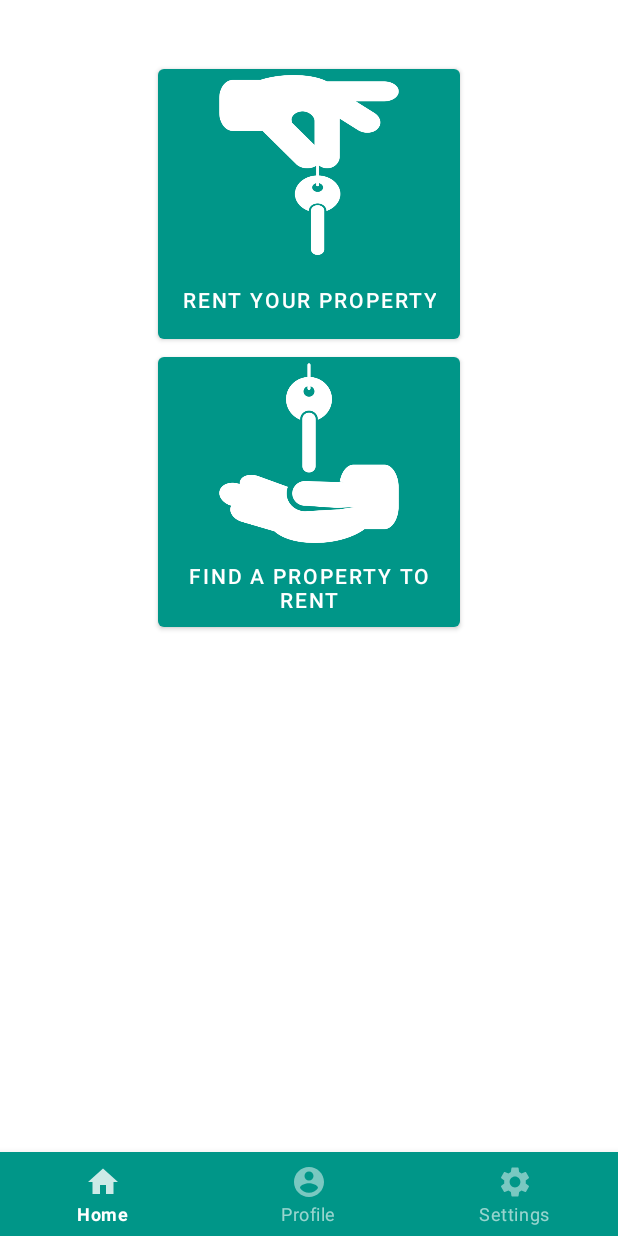
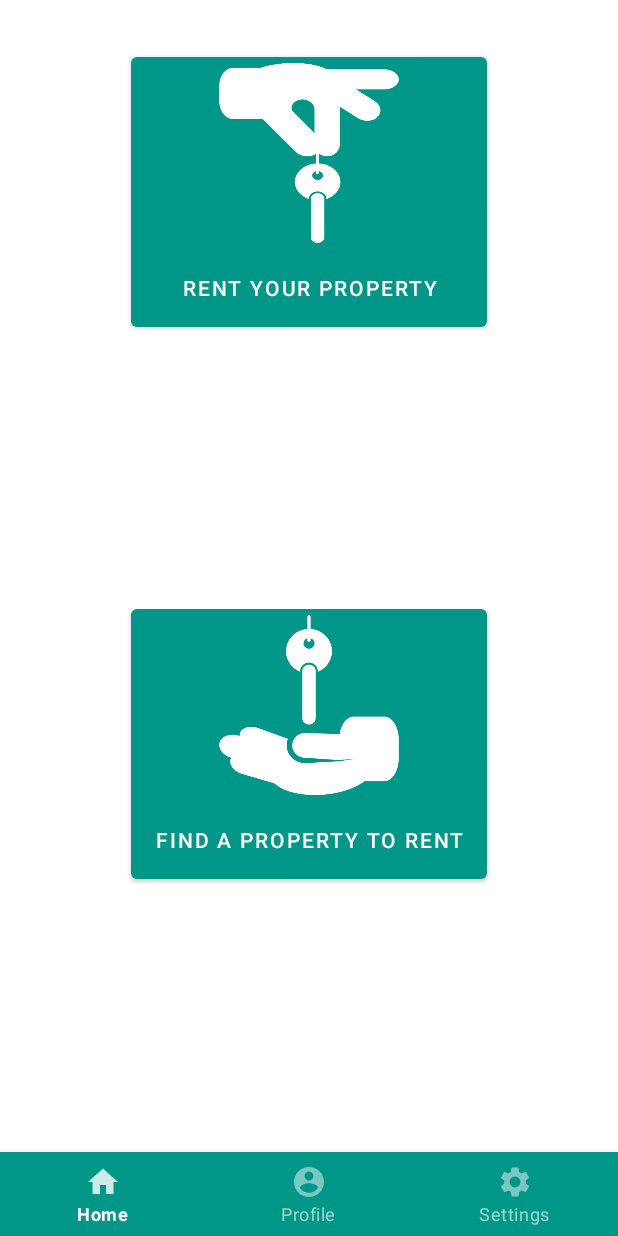
Before and after one commit to AhmedMaad/Hostel-App, an Android app: the layout activity_main.xml on its own in the app's theme, with its tools: preview values and no code run, on a phone screen of 412 x 824 dp. Run offline under Robolectric (Android 15) with nearby library versions, the phone set to English and light mode, and no system bars.

Commit message:
design modifications

```diff
--- a/app/src/main/AndroidManifest.xml
+++ b/app/src/main/AndroidManifest.xml
@@ -12,7 +12,7 @@
         <activity
             android:name=".AdsActivity"
             android:label="My Ads" />
-        <activity android:name=".SplashActivity">
+        <activity android:name=".MainActivity">
             <intent-filter>
                 <action android:name="android.intent.action.MAIN" />
 
@@ -34,7 +34,7 @@
             android:name=".ApartmentDetails"
             android:label="Details" />
         <activity android:name=".AvailableApartments" />
-        <activity android:name=".MainActivity" />
+        <activity android:name=".SplashActivity" />
     </application>
 
 </manifest>
--- a/app/src/main/java/com/example/hostel/MainActivity.java
+++ b/app/src/main/java/com/example/hostel/MainActivity.java
@@ -56,9 +56,9 @@ public class MainActivity extends AppCompatActivity implements View.OnClickListe
     public void onClick(View v) {
         if (v.getId() == R.id.supplier) {
             button = findViewById(R.id.supplier);
-            button.setVisibility(View.GONE);
+            button.setVisibility(View.INVISIBLE);
             button = findViewById(R.id.consumer);
-            button.setVisibility(View.GONE);
+            button.setVisibility(View.INVISIBLE);
             button = findViewById(R.id.apartment);
             button.setVisibility(View.VISIBLE);
             button = findViewById(R.id.room);
@@ -66,9 +66,9 @@ public class MainActivity extends AppCompatActivity implements View.OnClickListe
             user = "supplier";
         } else if (v.getId() == R.id.consumer) {
             button = findViewById(R.id.supplier);
-            button.setVisibility(View.GONE);
+            button.setVisibility(View.INVISIBLE);
             button = findViewById(R.id.consumer);
-            button.setVisibility(View.GONE);
+            button.setVisibility(View.INVISIBLE);
             button = findViewById(R.id.apartment);
             button.setVisibility(View.VISIBLE);
             button = findViewById(R.id.room);
--- a/app/src/main/java/com/example/hostel/ProfileActivity.java
+++ b/app/src/main/java/com/example/hostel/ProfileActivity.java
@@ -52,6 +52,7 @@ public class ProfileActivity extends AppCompatActivity implements View.OnClickLi
         backgroundIV.setImageResource(backgrounds[chosenBG]);
 
         profileIV = findViewById(R.id.user_profile_photo);
+        profileIV.setEnabled(false);
         nameET = findViewById(R.id.profileName);
         genderET = findViewById(R.id.profileGender);
         numberET = findViewById(R.id.profileNumber);
--- a/app/src/main/res/layout/activity_main.xml
+++ b/app/src/main/res/layout/activity_main.xml
@@ -1,77 +1,80 @@
 <?xml version="1.0" encoding="utf-8"?>
-<RelativeLayout xmlns:android="http://schemas.android.com/apk/res/android"
+<androidx.constraintlayout.widget.ConstraintLayout xmlns:android="http://schemas.android.com/apk/res/android"
     xmlns:app="http://schemas.android.com/apk/res-auto"
     xmlns:tools="http://schemas.android.com/tools"
     android:layout_width="match_parent"
-    android:layout_gravity="center_horizontal"
     android:layout_height="match_parent"
     tools:context=".MainActivity">
 
     <Button
         android:id="@+id/supplier"
-        android:layout_width="wrap_content"
+        android:layout_width="0dp"
         android:layout_height="@android:dimen/thumbnail_height"
-        android:layout_alignParentTop="true"
-        android:layout_centerHorizontal="true"
-        android:layout_marginTop="40dp"
+        android:layout_marginTop="32dp"
         android:onClick="onClick"
         android:text="rent your property"
         app:backgroundTint="#009688"
         app:icon="@drawable/landlord"
         app:iconGravity="top"
-        app:iconSize="120dp" />
+        app:iconSize="120dp"
+        app:layout_constraintEnd_toEndOf="@id/consumer"
+        app:layout_constraintStart_toStartOf="@id/consumer"
+        app:layout_constraintTop_toTopOf="parent" />
 
     <Button
         android:id="@+id/consumer"
         android:layout_width="wrap_content"
         android:layout_height="@android:dimen/thumbnail_height"
-        android:layout_below="@id/supplier"
-        android:layout_alignStart="@id/supplier"
-        android:layout_alignEnd="@id/supplier"
         android:onClick="onClick"
         android:text="Find a property to rent"
         app:backgroundTint="#009688"
         app:icon="@drawable/tenant"
         app:iconGravity="top"
-        app:iconSize="120dp" />
+        app:iconSize="120dp"
+        app:layout_constraintBottom_toTopOf="@id/navigation"
+        app:layout_constraintEnd_toEndOf="parent"
+        app:layout_constraintStart_toStartOf="parent"
+        app:layout_constraintTop_toBottomOf="@id/supplier" />
 
     <Button
         android:id="@+id/apartment"
-        android:layout_width="@android:dimen/thumbnail_width"
+        android:layout_width="0dp"
         android:layout_height="@android:dimen/thumbnail_height"
-        android:layout_alignParentTop="true"
-        android:layout_centerHorizontal="true"
-        android:layout_marginTop="40dp"
+        android:layout_marginTop="32dp"
         android:onClick="onClick"
         android:text="apartment"
         android:visibility="gone"
         app:backgroundTint="#009688"
         app:icon="@drawable/apartment"
         app:iconGravity="top"
-        app:iconSize="120dp" />
+        app:iconSize="120dp"
+        app:layout_constraintEnd_toEndOf="@id/consumer"
+        app:layout_constraintStart_toStartOf="@id/consumer"
+        app:layout_constraintTop_toTopOf="parent" />
 
     <Button
         android:id="@+id/room"
-        android:layout_width="@android:dimen/thumbnail_width"
+        android:layout_width="0dp"
         android:layout_height="@android:dimen/thumbnail_height"
-        android:layout_below="@id/apartment"
-        android:layout_alignStart="@id/apartment"
-        android:layout_alignEnd="@id/apartment"
         android:onClick="onClick"
         android:text="room"
-        android:visibility="gone"
+        android:visibility="invisible"
         app:backgroundTint="#009688"
         app:icon="@drawable/room"
         app:iconGravity="top"
-        app:iconSize="120dp" />
+        app:iconSize="120dp"
+        app:layout_constraintBottom_toTopOf="@id/navigation"
+        app:layout_constraintEnd_toEndOf="@id/consumer"
+        app:layout_constraintStart_toStartOf="@id/consumer"
+        app:layout_constraintTop_toBottomOf="@id/supplier"/>
 
     <com.google.android.material.bottomnavigation.BottomNavigationView
         android:id="@+id/navigation"
         style="@style/Widget.MaterialComponents.BottomNavigationView.Colored"
         android:layout_width="match_parent"
         android:layout_height="wrap_content"
-        android:layout_alignParentBottom="true"
         app:backgroundTint="#009688"
+        app:layout_constraintBottom_toBottomOf="parent"
         app:menu="@menu/bottomnav" />
 
-</RelativeLayout>
+</androidx.constraintlayout.widget.ConstraintLayout>
--- a/app/src/main/res/layout/apartment_details_supplier.xml
+++ b/app/src/main/res/layout/apartment_details_supplier.xml
@@ -17,8 +17,8 @@
             android:layout_gravity="center"
             android:layout_marginTop="16dp"
             android:onClick="choosePicture"
+            android:scaleType="fitCenter"
             android:src="@drawable/ic_add"
-            android:scaleType="fitCenter"
             app:backgroundTint="#5B121212" />
 
         <EditText
@@ -45,6 +45,7 @@
             android:layout_marginBottom="15dp"
             android:background="@color/dark_green"
             android:hint="Price"
+            android:inputType="numberDecimal"
             android:padding="20dp"
             android:textColor="@color/black" />
 
```
